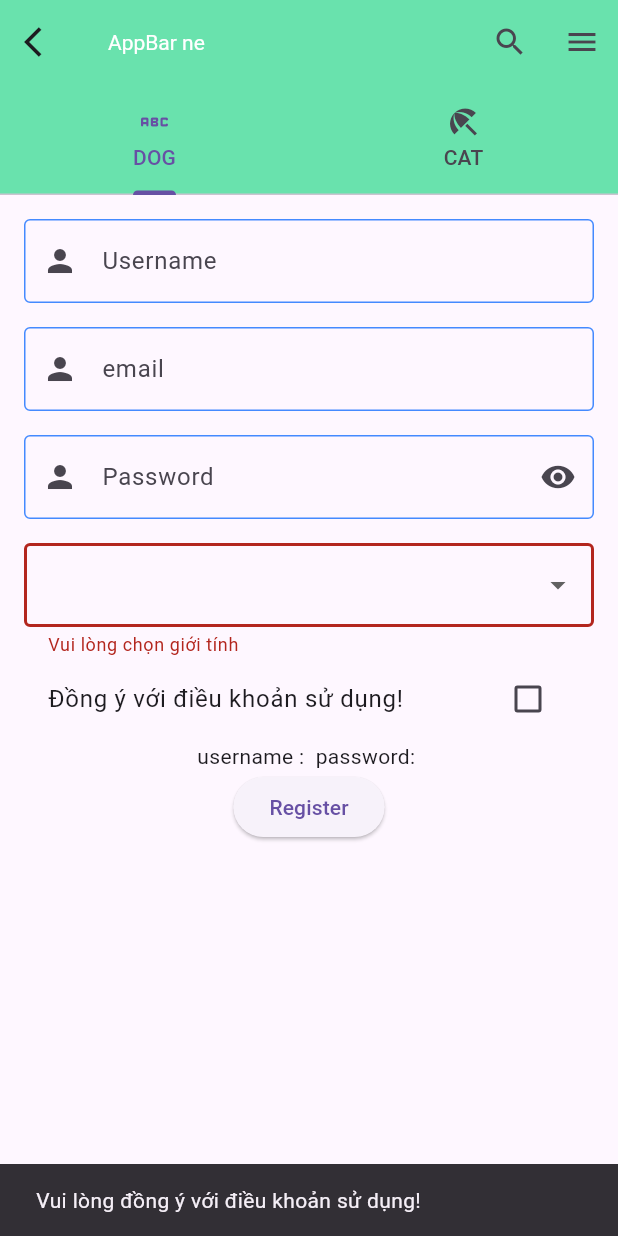
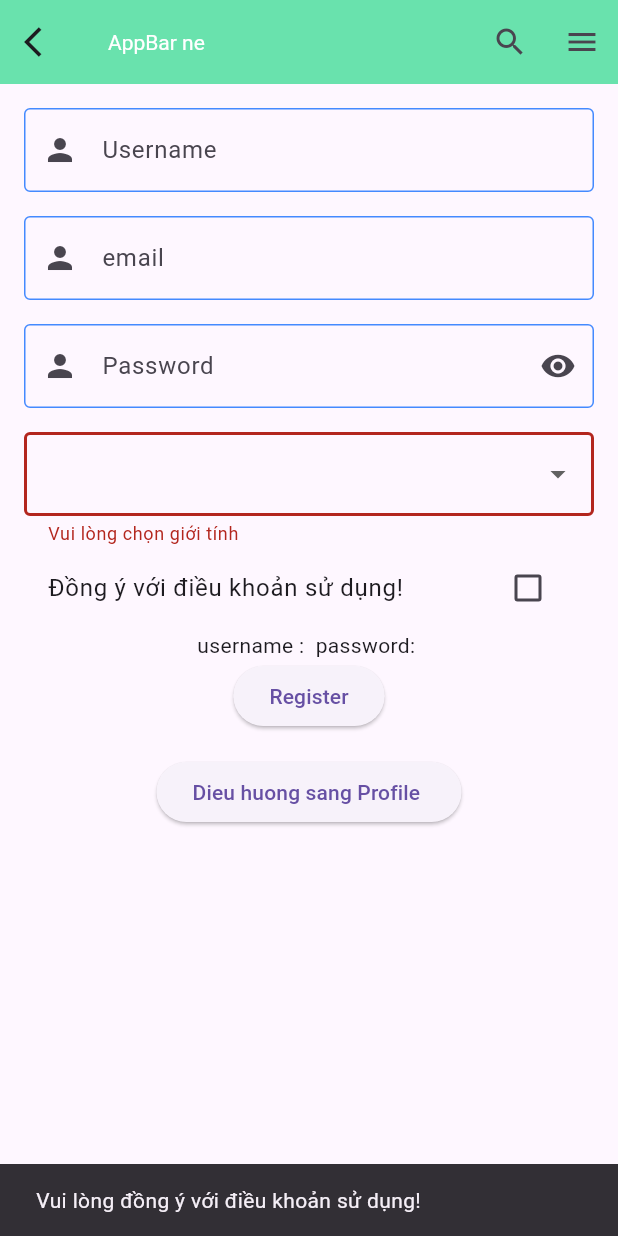
Before and after one commit to nguyentran1112/flutter_06, a Flutter app: the screen it shows after launch, after a tap on the "arrow drop down" icon, after a tap on "Register", on a phone screen of 412 x 824 dp. Run offline on Flutter 3.47's test engine with Material 3 defaults, Android fonts, the phone set to English and light mode, and no system bars.

Commit message:
feat/buoi-23

```diff
--- a/lib/main.dart
+++ b/lib/main.dart
@@ -1,8 +1,20 @@
 import 'package:flutter/material.dart';
+import 'package:my_app_name/screens/notification_screen.dart';
+import 'package:my_app_name/screens/profile_screen.dart';
 
 // debug release profile
 void main() {
-  runApp(MaterialApp(home: const MainApp(), debugShowCheckedModeBanner: false));
+  runApp(
+    MaterialApp(
+      home: const MainApp(),
+      routes: {
+        '/notification-screen': (context) => NotificationScreen(),
+        '/profile-screen': (context) => ProfileScreen(),
+      },
+
+      debugShowCheckedModeBanner: false,
+    ),
+  );
 }
 
 enum SingingCharacter { MyTam, SonTung, ChiPu }
@@ -22,7 +34,7 @@ class _MainAppState extends State<MainApp> {
   TextEditingController _userController = TextEditingController();
   TextEditingController _passController = TextEditingController();
   List<String> titles = ['DOG', 'CAT'];
-
+  String valueFromChild = '';
   @override
   void dispose() {
     super.dispose();
@@ -30,10 +42,7 @@ class _MainAppState extends State<MainApp> {
 
   @override
   Widget build(BuildContext context) {
-    return DefaultTabController(
-      initialIndex: 0,
-      length: 2,
-      child: Scaffold(
+    return Scaffold(
       appBar: AppBar(
         titleTextStyle: TextStyle(color: Colors.white),
         toolbarHeight: 56,
@@ -45,20 +54,9 @@ class _MainAppState extends State<MainApp> {
           IconButton(onPressed: () {}, icon: Icon(Icons.search)),
           IconButton(onPressed: () {}, icon: Icon(Icons.menu)),
         ],
-          leading: IconButton(
-            onPressed: () {},
-            icon: Icon(Icons.arrow_back_ios),
+        leading: IconButton(onPressed: () {}, icon: Icon(Icons.arrow_back_ios)),
       ),
-          bottom: TabBar(
-            tabs: <Widget>[
-              Tab(icon: const Icon(Icons.abc_rounded), text: titles[0]),
-              Tab(icon: const Icon(Icons.beach_access_sharp), text: titles[1]),
-            ],
-          ),
-        ),
-        body: TabBarView(
-          children: [
-            Padding(
+      body: Padding(
         padding: const EdgeInsets.all(16.0),
         child: Form(
           key: _formKey,
@@ -200,15 +198,22 @@ class _MainAppState extends State<MainApp> {
                 },
                 child: Text('Register'),
               ),
+              SizedBox(height: 16),
+              ElevatedButton(
+                onPressed: () async {
+                  var result = await Navigator.of(context).pushNamed(
+                    '/profile-screen',
+                    arguments: _userController.text,
+                  );
+                  print(result);
+                  setState(() {
+                    valueFromChild = result.toString();
+                  });
+                },
+                child: Text('Dieu huong sang Profile ${valueFromChild}'),
+              ),
             ],
           ),
-              ),
-            ),
-            Padding(
-              padding: EdgeInsets.all(15),
-              child: Center(child: Text('Tab2')),
-            ),
-          ],
         ),
       ),
     );
```
Also changed, not shown: lib/screens/notification_screen.dart (added, +15 -0 lines), lib/screens/profile_screen.dart (added, +28 -0 lines). Lines whose indentation alone changed are shown as unchanged.
